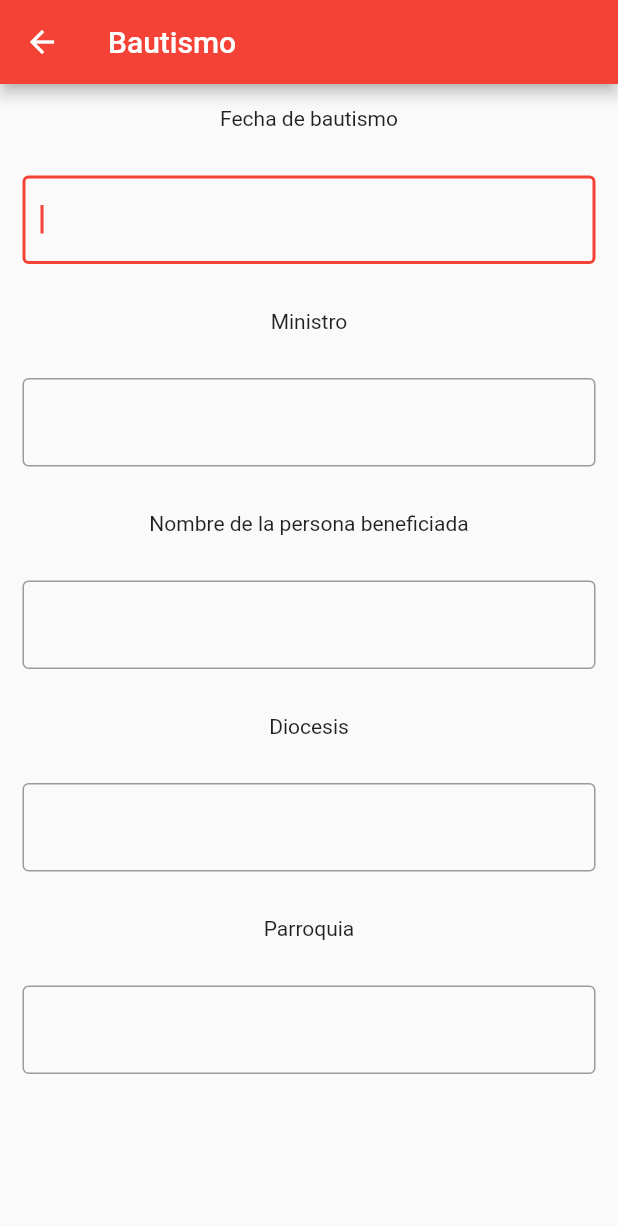
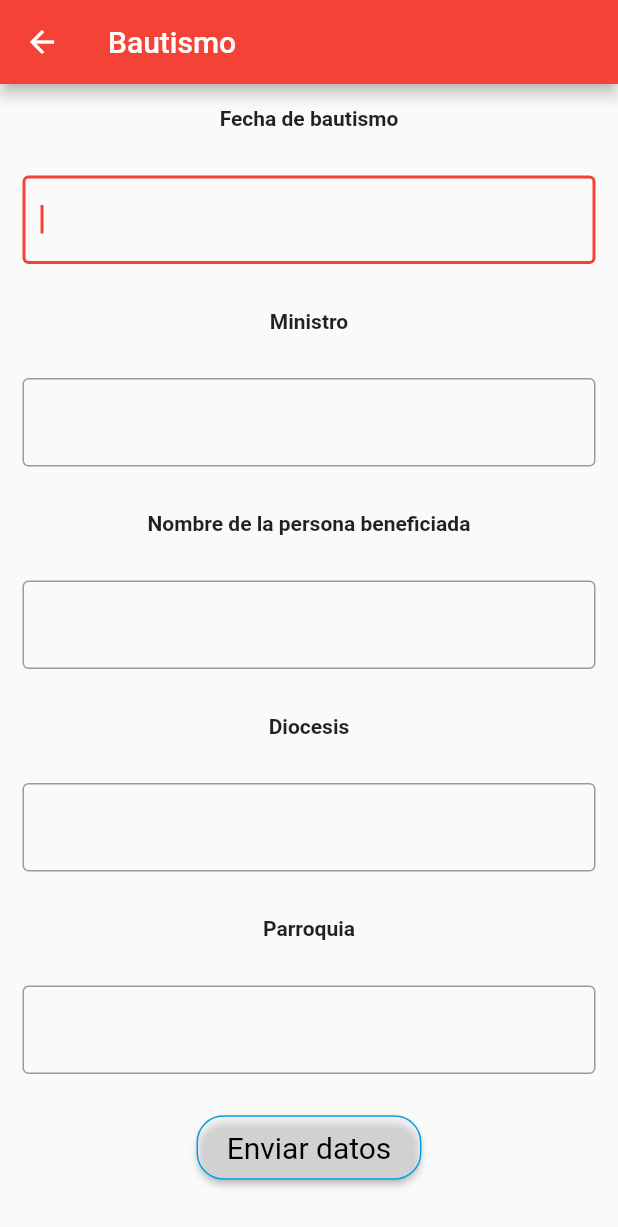
Before and after one commit to kamo28/PDMI, a Flutter app: the formulario_bautismo screen opened directly, on a phone screen of 412 x 824 dp. Shown: the top 1227 px of the screen. Run offline on Flutter 3.47's test engine with Material 2 defaults, Android fonts, the phone set to English and light mode, and no system bars; our stand-ins replace flutter_signin_button; missing offline and left inert: flutter_sms; network calls fail.

Commit message:
boton de enviar en formularios

```diff
--- a/pdm/lib/page/formulario_bautismo.dart
+++ b/pdm/lib/page/formulario_bautismo.dart
@@ -11,7 +11,10 @@ class formulario_bautismo extends StatelessWidget {
             children: <Widget>[
               Padding(
                 padding: EdgeInsets.all(15),
-                child: Text("Fecha de bautismo"),
+                child: Text(
+                  "Fecha de bautismo",
+                  style: TextStyle(fontWeight: FontWeight.bold),
+                ),
               ),
               Container(
                 padding: EdgeInsets.all(15),
@@ -23,7 +26,10 @@ class formulario_bautismo extends StatelessWidget {
               ),
               Padding(
                 padding: EdgeInsets.all(15),
-                child: Text("Ministro"),
+                child: Text(
+                  "Ministro",
+                  style: TextStyle(fontWeight: FontWeight.bold),
+                ),
               ),
               Container(
                 padding: EdgeInsets.all(15),
@@ -35,7 +41,10 @@ class formulario_bautismo extends StatelessWidget {
               ),
               Padding(
                 padding: EdgeInsets.all(15),
-                child: Text("Nombre de la persona beneficiada"),
+                child: Text(
+                  "Nombre de la persona beneficiada",
+                  style: TextStyle(fontWeight: FontWeight.bold),
+                ),
               ),
               Container(
                 padding: EdgeInsets.all(15),
@@ -47,7 +56,10 @@ class formulario_bautismo extends StatelessWidget {
               ),
               Padding(
                 padding: EdgeInsets.all(15),
-                child: Text("Diocesis"),
+                child: Text(
+                  "Diocesis",
+                  style: TextStyle(fontWeight: FontWeight.bold),
+                ),
               ),
               Container(
                 padding: EdgeInsets.all(15),
@@ -59,7 +71,10 @@ class formulario_bautismo extends StatelessWidget {
               ),
               Padding(
                 padding: EdgeInsets.all(15),
-                child: Text("Parroquia"),
+                child: Text(
+                  "Parroquia",
+                  style: TextStyle(fontWeight: FontWeight.bold),
+                ),
               ),
               Container(
                 padding: EdgeInsets.all(15),
@@ -69,6 +84,33 @@ class formulario_bautismo extends StatelessWidget {
                   decoration: InputDecoration(border: OutlineInputBorder()),
                 ),
               ),
+              Container(
+                margin: EdgeInsets.all(10),
+                width: 150,
+                child: RaisedButton(
+                  shape: RoundedRectangleBorder(
+                      borderRadius: BorderRadius.circular(18.0),
+                      side: BorderSide(color: Color.fromRGBO(0, 160, 227, 1))),
+                  onPressed: () {
+                    Navigator.push(
+                        context,
+                        MaterialPageRoute(
+                            builder: (context) => formulario_bautismo()));
+                  },
+                  padding: EdgeInsets.all(10.0),
+                  color: Colors.white38,
+                  textColor: Colors.black,
+                  child: Align(
+                    alignment: Alignment.center,
+                    child: RichText(
+                        text: TextSpan(children: [
+                      TextSpan(
+                          text: "Enviar datos",
+                          style: TextStyle(fontSize: 20, color: Colors.black)),
+                    ])),
+                  ),
+                ),
+              ),
             ],
           ),
         )),
```
Also changed, not shown: pdm/lib/page/formulario_matrimonio.dart (+27 -0 lines), pdm/lib/page/formulario_primeracomunion.dart (+28 -0 lines).
